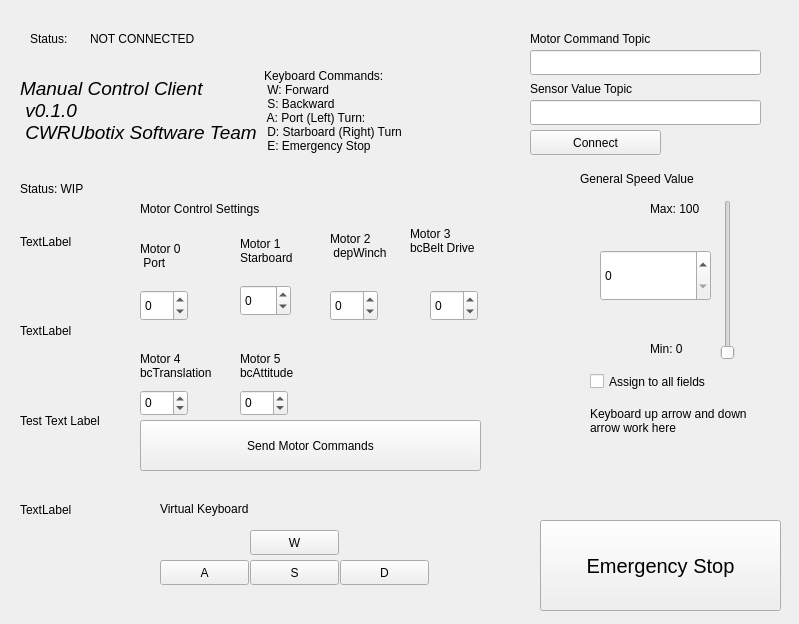
Before: the Qt Designer form client/resource/MyPlugin.ui in CWRUbotix/NASA-RMC-2019, drawn with Qt 5.
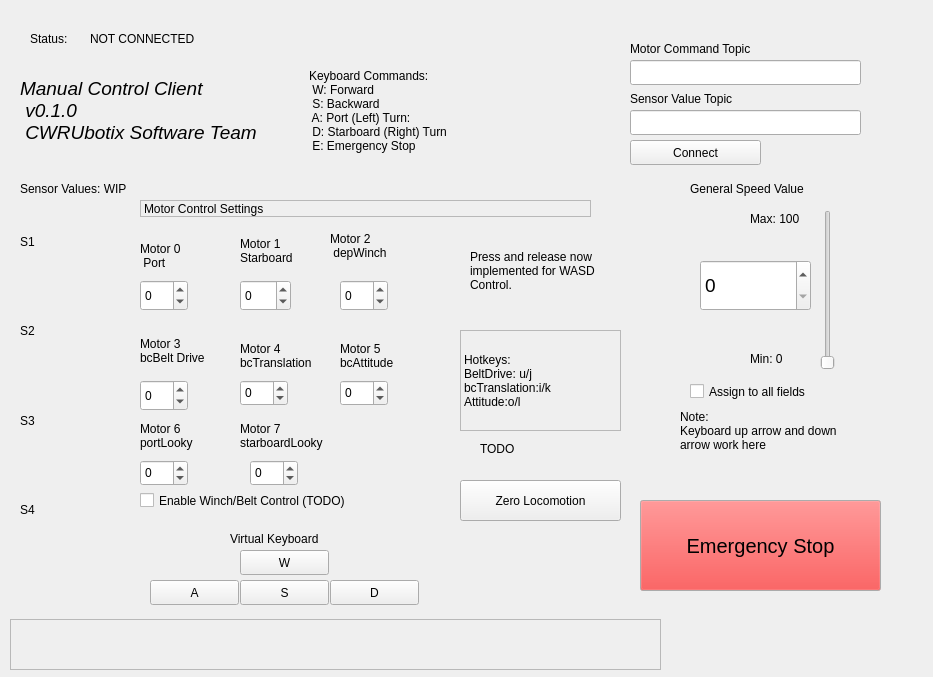
After: the same form once the commit is applied.

Commit message: Tested keyboard control paradigm, seems to work. Additional features 'zero locomotion' button added

```diff
--- a/client/resource/MyPlugin.ui
+++ b/client/resource/MyPlugin.ui
@@ -6,8 +6,8 @@
    <rect>
     <x>0</x>
     <y>0</y>
-    <width>799</width>
-    <height>624</height>
+    <width>933</width>
+    <height>677</height>
    </rect>
   </property>
   <property name="focusPolicy">
@@ -29,28 +29,28 @@
     <item>
      <widget class="QLabel" name="label_info1">
       <property name="text">
-       <string>TextLabel</string>
+       <string>S1</string>
       </property>
      </widget>
     </item>
     <item>
      <widget class="QLabel" name="label_info2">
       <property name="text">
-       <string>TextLabel</string>
+       <string>S2</string>
       </property>
      </widget>
     </item>
     <item>
      <widget class="QLabel" name="label_info3">
       <property name="text">
-       <string>Test Text Label</string>
+       <string>S3</string>
       </property>
      </widget>
     </item>
     <item>
      <widget class="QLabel" name="label_info4">
       <property name="text">
-       <string>TextLabel</string>
+       <string>S4</string>
       </property>
      </widget>
     </item>
@@ -59,8 +59,8 @@
   <widget class="QPushButton" name="connect_button">
    <property name="geometry">
     <rect>
-     <x>530</x>
-     <y>130</y>
+     <x>630</x>
+     <y>140</y>
      <width>131</width>
      <height>25</height>
     </rect>
@@ -74,7 +74,7 @@
     <rect>
      <x>20</x>
      <y>50</y>
-     <width>481</width>
+     <width>571</width>
      <height>121</height>
     </rect>
    </property>
@@ -114,12 +114,18 @@
   <widget class="QSlider" name="verticalSpeedSlider">
    <property name="geometry">
     <rect>
-     <x>720</x>
-     <y>200</y>
+     <x>820</x>
+     <y>210</y>
      <width>16</width>
      <height>160</height>
     </rect>
    </property>
+   <property name="focusPolicy">
+    <enum>Qt::WheelFocus</enum>
+   </property>
+   <property name="maximum">
+    <number>100</number>
+   </property>
    <property name="orientation">
     <enum>Qt::Vertical</enum>
    </property>
@@ -140,8 +146,8 @@
   <widget class="QLineEdit" name="service_name_textbox">
    <property name="geometry">
     <rect>
-     <x>530</x>
-     <y>50</y>
+     <x>630</x>
+     <y>60</y>
      <width>231</width>
      <height>25</height>
     </rect>
@@ -153,12 +159,103 @@
   <widget class="QPushButton" name="emergency_stop_button">
    <property name="geometry">
     <rect>
-     <x>540</x>
-     <y>520</y>
+     <x>640</x>
+     <y>500</y>
      <width>241</width>
      <height>91</height>
     </rect>
    </property>
+   <property name="palette">
+    <palette>
+     <active>
+      <colorrole role="WindowText">
+       <brush brushstyle="SolidPattern">
+        <color alpha="255">
+         <red>255</red>
+         <green>255</green>
+         <blue>255</blue>
+        </color>
+       </brush>
+      </colorrole>
+      <colorrole role="Button">
+       <brush brushstyle="SolidPattern">
+        <color alpha="255">
+         <red>239</red>
+         <green>41</green>
+         <blue>41</blue>
+        </color>
+       </brush>
+      </colorrole>
+      <colorrole role="Text">
+       <brush brushstyle="SolidPattern">
+        <color alpha="255">
+         <red>255</red>
+         <green>255</green>
+         <blue>255</blue>
+        </color>
+       </brush>
+      </colorrole>
+     </active>
+     <inactive>
+      <colorrole role="WindowText">
+       <brush brushstyle="SolidPattern">
+        <color alpha="255">
+         <red>255</red>
+         <green>255</green>
+         <blue>255</blue>
+        </color>
+       </brush>
+      </colorrole>
+      <colorrole role="Button">
+       <brush brushstyle="SolidPattern">
+        <color alpha="255">
+         <red>239</red>
+         <green>41</green>
+         <blue>41</blue>
+        </color>
+       </brush>
+      </colorrole>
+      <colorrole role="Text">
+       <brush brushstyle="SolidPattern">
+        <color alpha="255">
+         <red>255</red>
+         <green>255</green>
+         <blue>255</blue>
+        </color>
+       </brush>
+      </colorrole>
+     </inactive>
+     <disabled>
+      <colorrole role="WindowText">
+       <brush brushstyle="SolidPattern">
+        <color alpha="255">
+         <red>190</red>
+         <green>190</green>
+         <blue>190</blue>
+        </color>
+       </brush>
+      </colorrole>
+      <colorrole role="Button">
+       <brush brushstyle="SolidPattern">
+        <color alpha="255">
+         <red>239</red>
+         <green>41</green>
+         <blue>41</blue>
+        </color>
+       </brush>
+      </colorrole>
+      <colorrole role="Text">
+       <brush brushstyle="SolidPattern">
+        <color alpha="255">
+         <red>190</red>
+         <green>190</green>
+         <blue>190</blue>
+        </color>
+       </brush>
+      </colorrole>
+     </disabled>
+    </palette>
+   </property>
    <property name="font">
     <font>
      <family>Ubuntu</family>
@@ -181,8 +278,8 @@
   <widget class="QLabel" name="label_vertical_max">
    <property name="geometry">
     <rect>
-     <x>650</x>
-     <y>200</y>
+     <x>750</x>
+     <y>210</y>
      <width>67</width>
      <height>17</height>
     </rect>
@@ -194,8 +291,8 @@
   <widget class="QLabel" name="label_vertical_min">
    <property name="geometry">
     <rect>
-     <x>650</x>
-     <y>340</y>
+     <x>750</x>
+     <y>350</y>
      <width>67</width>
      <height>17</height>
     </rect>
@@ -208,7 +305,7 @@
    <property name="geometry">
     <rect>
      <x>140</x>
-     <y>290</y>
+     <y>280</y>
      <width>48</width>
      <height>31</height>
     </rect>
@@ -224,7 +321,7 @@
    <property name="geometry">
     <rect>
      <x>240</x>
-     <y>285</y>
+     <y>280</y>
      <width>51</width>
      <height>31</height>
     </rect>
@@ -239,8 +336,8 @@
   <widget class="QSpinBox" name="motor2_spinbox">
    <property name="geometry">
     <rect>
-     <x>330</x>
-     <y>290</y>
+     <x>340</x>
+     <y>280</y>
      <width>48</width>
      <height>31</height>
     </rect>
@@ -255,8 +352,8 @@
   <widget class="QSpinBox" name="motor3_spinbox">
    <property name="geometry">
     <rect>
-     <x>430</x>
-     <y>290</y>
+     <x>140</x>
+     <y>380</y>
      <width>48</width>
      <height>31</height>
     </rect>
@@ -268,22 +365,6 @@
     <number>100</number>
    </property>
   </widget>
-  <widget class="QPushButton" name="send_motor_command_button">
-   <property name="geometry">
-    <rect>
-     <x>140</x>
-     <y>420</y>
-     <width>341</width>
-     <height>51</height>
-    </rect>
-   </property>
-   <property name="autoFillBackground">
-    <bool>false</bool>
-   </property>
-   <property name="text">
-    <string>Send Motor Commands</string>
-   </property>
-  </widget>
   <widget class="QLabel" name="label_5">
    <property name="geometry">
     <rect>
@@ -300,8 +381,8 @@
   <widget class="QLabel" name="label_7">
    <property name="geometry">
     <rect>
-     <x>530</x>
-     <y>30</y>
+     <x>630</x>
+     <y>40</y>
      <width>201</width>
      <height>17</height>
     </rect>
@@ -313,8 +394,8 @@
   <widget class="QLabel" name="label_8">
    <property name="geometry">
     <rect>
-     <x>530</x>
-     <y>80</y>
+     <x>630</x>
+     <y>90</y>
      <width>161</width>
      <height>17</height>
     </rect>
@@ -326,8 +407,8 @@
   <widget class="QLineEdit" name="lineEdit">
    <property name="geometry">
     <rect>
-     <x>530</x>
-     <y>100</y>
+     <x>630</x>
+     <y>110</y>
      <width>231</width>
      <height>25</height>
     </rect>
@@ -338,12 +419,12 @@
     <rect>
      <x>20</x>
      <y>180</y>
-     <width>111</width>
+     <width>131</width>
      <height>17</height>
     </rect>
    </property>
    <property name="text">
-    <string>Status: WIP</string>
+    <string>Sensor Values: WIP</string>
    </property>
   </widget>
   <widget class="QLabel" name="label_10">
@@ -351,10 +432,13 @@
     <rect>
      <x>140</x>
      <y>200</y>
-     <width>211</width>
+     <width>451</width>
      <height>17</height>
     </rect>
    </property>
+   <property name="frameShape">
+    <enum>QFrame::StyledPanel</enum>
+   </property>
    <property name="text">
     <string>Motor Control Settings</string>
    </property>
@@ -396,8 +480,8 @@
   <widget class="QLabel" name="label_4">
    <property name="geometry">
     <rect>
-     <x>410</x>
-     <y>220</y>
+     <x>140</x>
+     <y>330</y>
      <width>101</width>
      <height>41</height>
     </rect>
@@ -430,8 +514,8 @@
   <widget class="QPushButton" name="w_button">
    <property name="geometry">
     <rect>
-     <x>250</x>
-     <y>530</y>
+     <x>240</x>
+     <y>550</y>
      <width>89</width>
      <height>25</height>
     </rect>
@@ -443,8 +527,8 @@
   <widget class="QPushButton" name="a_button">
    <property name="geometry">
     <rect>
-     <x>160</x>
-     <y>560</y>
+     <x>150</x>
+     <y>580</y>
      <width>89</width>
      <height>25</height>
     </rect>
@@ -456,8 +540,8 @@
   <widget class="QPushButton" name="s_button">
    <property name="geometry">
     <rect>
-     <x>250</x>
-     <y>560</y>
+     <x>240</x>
+     <y>580</y>
      <width>89</width>
      <height>25</height>
     </rect>
@@ -469,8 +553,8 @@
   <widget class="QPushButton" name="d_button">
    <property name="geometry">
     <rect>
-     <x>340</x>
-     <y>560</y>
+     <x>330</x>
+     <y>580</y>
      <width>89</width>
      <height>25</height>
     </rect>
@@ -482,8 +566,8 @@
   <widget class="QLabel" name="label_11">
    <property name="geometry">
     <rect>
-     <x>160</x>
-     <y>500</y>
+     <x>230</x>
+     <y>530</y>
      <width>121</width>
      <height>17</height>
     </rect>
@@ -495,8 +579,8 @@
   <widget class="QLabel" name="label_6">
    <property name="geometry">
     <rect>
-     <x>580</x>
-     <y>170</y>
+     <x>690</x>
+     <y>180</y>
      <width>151</width>
      <height>17</height>
     </rect>
@@ -508,12 +592,17 @@
   <widget class="QSpinBox" name="general_speed_spinbox">
    <property name="geometry">
     <rect>
-     <x>600</x>
-     <y>250</y>
+     <x>700</x>
+     <y>260</y>
      <width>111</width>
      <height>51</height>
     </rect>
    </property>
+   <property name="font">
+    <font>
+     <pointsize>14</pointsize>
+    </font>
+   </property>
    <property name="focusPolicy">
     <enum>Qt::NoFocus</enum>
    </property>
@@ -527,9 +616,9 @@
   <widget class="QLabel" name="label_12">
    <property name="geometry">
     <rect>
-     <x>140</x>
-     <y>350</y>
-     <width>81</width>
+     <x>240</x>
+     <y>340</y>
+     <width>91</width>
      <height>31</height>
     </rect>
    </property>
@@ -541,8 +630,8 @@
   <widget class="QSpinBox" name="motor4_spinbox">
    <property name="geometry">
     <rect>
-     <x>140</x>
-     <y>390</y>
+     <x>240</x>
+     <y>380</y>
      <width>48</width>
      <height>26</height>
     </rect>
@@ -557,8 +646,8 @@
   <widget class="QLabel" name="label_13">
    <property name="geometry">
     <rect>
-     <x>240</x>
-     <y>350</y>
+     <x>340</x>
+     <y>340</y>
      <width>81</width>
      <height>31</height>
     </rect>
@@ -571,8 +660,8 @@
   <widget class="QSpinBox" name="motor5_spinbox">
    <property name="geometry">
     <rect>
-     <x>240</x>
-     <y>390</y>
+     <x>340</x>
+     <y>380</y>
      <width>48</width>
      <height>26</height>
     </rect>
@@ -584,14 +673,15 @@
   <widget class="QLabel" name="label_14">
    <property name="geometry">
     <rect>
-     <x>590</x>
+     <x>680</x>
      <y>400</y>
      <width>181</width>
-     <height>41</height>
+     <height>61</height>
     </rect>
    </property>
    <property name="text">
-    <string>Keyboard up arrow and down arrow work here</string>
+    <string>Note:
+Keyboard up arrow and down arrow work here</string>
    </property>
    <property name="wordWrap">
     <bool>true</bool>
@@ -600,8 +690,8 @@
   <widget class="QCheckBox" name="general_assign_checkbox">
    <property name="geometry">
     <rect>
-     <x>590</x>
-     <y>370</y>
+     <x>690</x>
+     <y>380</y>
      <width>151</width>
      <height>23</height>
     </rect>
@@ -610,6 +700,169 @@
     <string>Assign to all fields</string>
    </property>
   </widget>
+  <widget class="QLabel" name="label_15">
+   <property name="geometry">
+    <rect>
+     <x>140</x>
+     <y>420</y>
+     <width>81</width>
+     <height>31</height>
+    </rect>
+   </property>
+   <property name="text">
+    <string>Motor 6
+portLooky</string>
+   </property>
+  </widget>
+  <widget class="QLabel" name="label_16">
+   <property name="geometry">
+    <rect>
+     <x>240</x>
+     <y>420</y>
+     <width>141</width>
+     <height>31</height>
+    </rect>
+   </property>
+   <property name="text">
+    <string>Motor 7
+starboardLooky</string>
+   </property>
+  </widget>
+  <widget class="QSpinBox" name="motor6_spinbox">
+   <property name="geometry">
+    <rect>
+     <x>140</x>
+     <y>460</y>
+     <width>48</width>
+     <height>26</height>
+    </rect>
+   </property>
+   <property name="minimum">
+    <number>-100</number>
+   </property>
+   <property name="maximum">
+    <number>100</number>
+   </property>
+  </widget>
+  <widget class="QSpinBox" name="motor7_spinbox">
+   <property name="geometry">
+    <rect>
+     <x>250</x>
+     <y>460</y>
+     <width>48</width>
+     <height>26</height>
+    </rect>
+   </property>
+   <property name="minimum">
+    <number>-100</number>
+   </property>
+   <property name="maximum">
+    <number>100</number>
+   </property>
+  </widget>
+  <widget class="QLabel" name="label_17">
+   <property name="geometry">
+    <rect>
+     <x>460</x>
+     <y>330</y>
+     <width>161</width>
+     <height>101</height>
+    </rect>
+   </property>
+   <property name="frameShape">
+    <enum>QFrame::StyledPanel</enum>
+   </property>
+   <property name="text">
+    <string>Hotkeys:
+BeltDrive: u/j
+bcTranslation:i/k
+Attitude:o/l</string>
+   </property>
+   <property name="wordWrap">
+    <bool>true</bool>
+   </property>
+  </widget>
+  <widget class="QCheckBox" name="enable_winchbelt_checkbox">
+   <property name="geometry">
+    <rect>
+     <x>140</x>
+     <y>490</y>
+     <width>261</width>
+     <height>21</height>
+    </rect>
+   </property>
+   <property name="focusPolicy">
+    <enum>Qt::NoFocus</enum>
+   </property>
+   <property name="text">
+    <string>Enable Winch/Belt Control (TODO)</string>
+   </property>
+  </widget>
+  <widget class="QScrollArea" name="scrollArea">
+   <property name="geometry">
+    <rect>
+     <x>10</x>
+     <y>619</y>
+     <width>651</width>
+     <height>51</height>
+    </rect>
+   </property>
+   <property name="widgetResizable">
+    <bool>true</bool>
+   </property>
+   <widget class="QWidget" name="scrollAreaWidgetContents">
+    <property name="geometry">
+     <rect>
+      <x>0</x>
+      <y>0</y>
+      <width>649</width>
+      <height>49</height>
+     </rect>
+    </property>
+   </widget>
+  </widget>
+  <widget class="QLabel" name="label_18">
+   <property name="geometry">
+    <rect>
+     <x>480</x>
+     <y>440</y>
+     <width>67</width>
+     <height>17</height>
+    </rect>
+   </property>
+   <property name="text">
+    <string>TODO</string>
+   </property>
+  </widget>
+  <widget class="QLabel" name="label_19">
+   <property name="geometry">
+    <rect>
+     <x>470</x>
+     <y>230</y>
+     <width>151</width>
+     <height>81</height>
+    </rect>
+   </property>
+   <property name="text">
+    <string>Press and release now implemented for WASD Control.</string>
+   </property>
+   <property name="wordWrap">
+    <bool>true</bool>
+   </property>
+  </widget>
+  <widget class="QPushButton" name="zero_locomotion_button">
+   <property name="geometry">
+    <rect>
+     <x>460</x>
+     <y>480</y>
+     <width>161</width>
+     <height>41</height>
+    </rect>
+   </property>
+   <property name="text">
+    <string>Zero Locomotion</string>
+   </property>
+  </widget>
  </widget>
  <resources/>
  <connections/>
```
Left out of the diff: 23 changed lines with no effect on the pictures. The commit also changes 2 other files.
